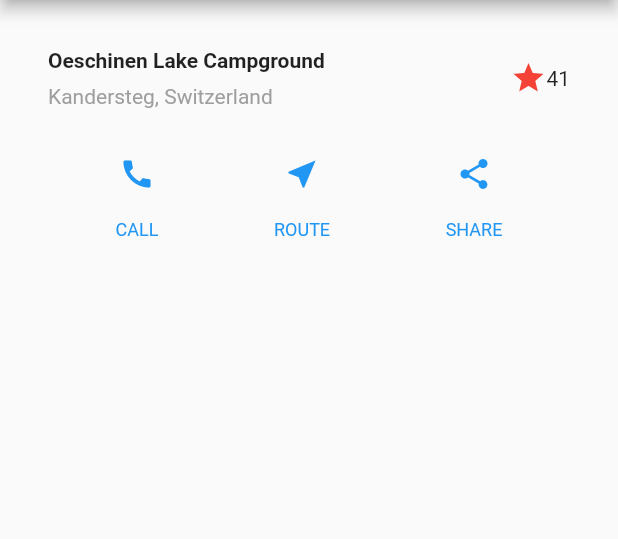
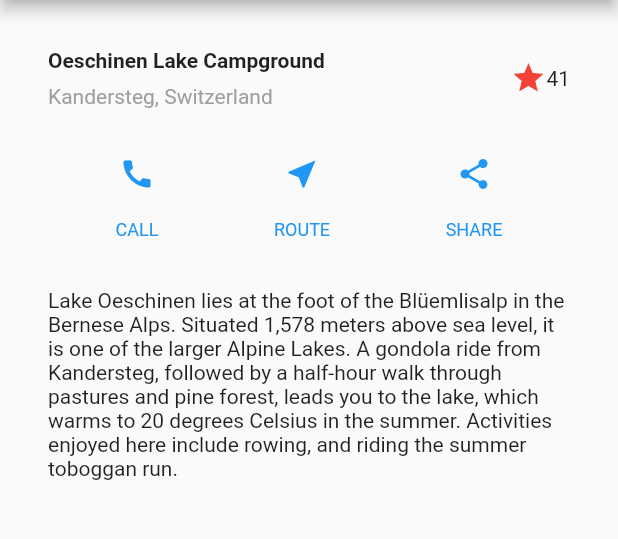
Before and after one commit to worapong-it/hello-building-layout-and-interactivity, a Flutter app: the screen it shows after launch, on a phone screen of 412 x 824 dp, the part 84-623 px from its top. Run offline on Flutter 3.47's test engine with Material 2 defaults, Android fonts, the phone set to English and light mode, and no system bars.

Commit message:
feat: add text section (long description, step 04)

```diff
--- a/lib/main.dart
+++ b/lib/main.dart
@@ -13,7 +13,7 @@
 
   @override
   Widget build(BuildContext context) {
-// --- title section --- //
+    // --- title section --- //
     Widget titleSection = Container(
       padding: const EdgeInsets.all(32),
       child: Row(
@@ -60,6 +60,23 @@
       ],
     );
 
+    // --- text section --- //
+    const String description =
+        'Lake Oeschinen lies at the foot of the Blüemlisalp in the Bernese '
+        'Alps. Situated 1,578 meters above sea level, it is one of the '
+        'larger Alpine Lakes. A gondola ride from Kandersteg, followed by a '
+        'half-hour walk through pastures and pine forest, leads you to the '
+        'lake, which warms to 20 degrees Celsius in the summer. Activities '
+        'enjoyed here include rowing, and riding the summer toboggan run.';
+
+    Widget textSection = const Padding(
+      padding: EdgeInsets.all(32),
+      child: Text(
+        description,
+        softWrap: true,
+      ),
+    );
+
     // --- return in build() --- //
     return MaterialApp(
       title: 'Flutter layout demo',
@@ -71,6 +88,7 @@
           children: [
             titleSection,
             buttonSection,
+            textSection,
           ],
         ),
       ),
```
